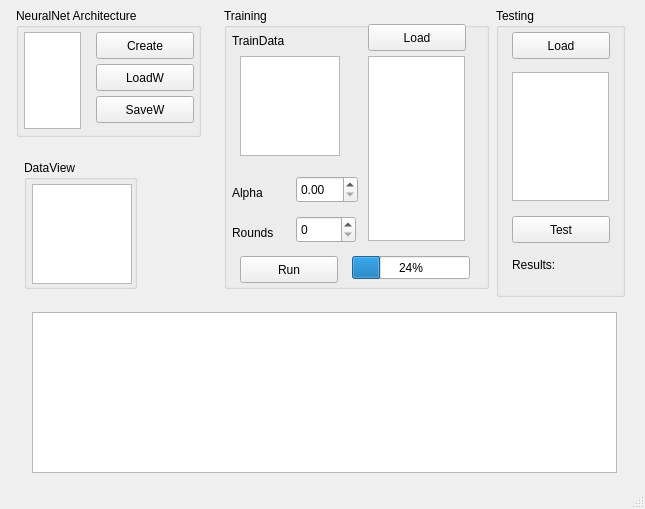
The window that NeuralNet/mainwindow.ui (mhozza/seminarNN) describes before a commit, drawn with Qt 5.
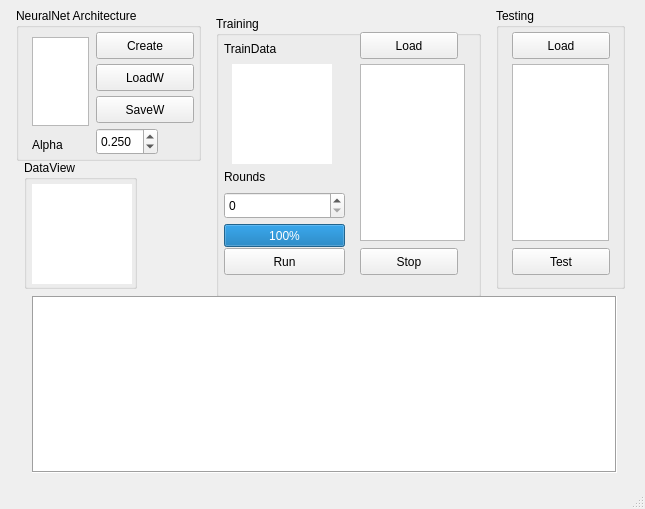
The same window after the commit.

Diff of the .ui file:
```diff
--- a/NeuralNet/mainwindow.ui
+++ b/NeuralNet/mainwindow.ui
@@ -20,7 +20,7 @@
       <x>16</x>
       <y>8</y>
       <width>185</width>
-      <height>129</height>
+      <height>153</height>
      </rect>
     </property>
     <property name="title">
@@ -39,17 +39,7 @@
       <string>Create</string>
      </property>
     </widget>
-    <widget class="QTextEdit" name="textEdit">
-     <property name="geometry">
-      <rect>
-       <x>8</x>
-       <y>24</y>
-       <width>57</width>
-       <height>97</height>
-      </rect>
-     </property>
-    </widget>
-    <widget class="QPushButton" name="pushButton_6">
+    <widget class="QPushButton" name="pbLoadW">
      <property name="geometry">
       <rect>
        <x>80</x>
@@ -75,44 +65,30 @@
       <string>SaveW</string>
      </property>
     </widget>
-   </widget>
-   <widget class="QGroupBox" name="groupBox_3">
-    <property name="geometry">
-     <rect>
-      <x>224</x>
-      <y>8</y>
-      <width>265</width>
-      <height>281</height>
-     </rect>
-    </property>
-    <property name="title">
-     <string>Training</string>
-    </property>
-    <widget class="QSpinBox" name="spinBox">
+    <widget class="QDoubleSpinBox" name="alphaSB">
      <property name="geometry">
       <rect>
-       <x>72</x>
-       <y>208</y>
-       <width>60</width>
-       <height>27</height>
-      </rect>
-     </property>
-    </widget>
-    <widget class="QDoubleSpinBox" name="doubleSpinBox">
-     <property name="geometry">
-      <rect>
-       <x>72</x>
-       <y>168</y>
+       <x>80</x>
+       <y>120</y>
        <width>62</width>
        <height>27</height>
       </rect>
      </property>
+     <property name="decimals">
+      <number>3</number>
+     </property>
+     <property name="singleStep">
+      <double>0.050000000000000</double>
+     </property>
+     <property name="value">
+      <double>0.250000000000000</double>
+     </property>
     </widget>
     <widget class="QLabel" name="label">
      <property name="geometry">
       <rect>
-       <x>8</x>
-       <y>176</y>
+       <x>16</x>
+       <y>128</y>
        <width>49</width>
        <height>17</height>
       </rect>
@@ -121,11 +97,50 @@
       <string>Alpha</string>
      </property>
     </widget>
+    <widget class="QPlainTextEdit" name="neteorkParamsTE">
+     <property name="geometry">
+      <rect>
+       <x>16</x>
+       <y>29</y>
+       <width>57</width>
+       <height>89</height>
+      </rect>
+     </property>
+    </widget>
+   </widget>
+   <widget class="QGroupBox" name="groupBox_3">
+    <property name="geometry">
+     <rect>
+      <x>216</x>
+      <y>16</y>
+      <width>265</width>
+      <height>281</height>
+     </rect>
+    </property>
+    <property name="title">
+     <string>Training</string>
+    </property>
+    <widget class="QSpinBox" name="roundsSB">
+     <property name="geometry">
+      <rect>
+       <x>8</x>
+       <y>176</y>
+       <width>121</width>
+       <height>27</height>
+      </rect>
+     </property>
+     <property name="maximum">
+      <number>10000</number>
+     </property>
+     <property name="singleStep">
+      <number>10</number>
+     </property>
+    </widget>
     <widget class="QLabel" name="label_2">
      <property name="geometry">
       <rect>
        <x>8</x>
-       <y>216</y>
+       <y>152</y>
        <width>57</width>
        <height>17</height>
       </rect>
@@ -137,9 +152,9 @@
     <widget class="QPushButton" name="pushButton_3">
      <property name="geometry">
       <rect>
-       <x>16</x>
-       <y>248</y>
-       <width>98</width>
+       <x>8</x>
+       <y>232</y>
+       <width>121</width>
        <height>27</height>
       </rect>
      </property>
@@ -156,6 +171,20 @@
        <height>100</height>
       </rect>
      </property>
+     <property name="frameShape">
+      <enum>QFrame::NoFrame</enum>
+     </property>
+     <property name="lineWidth">
+      <number>0</number>
+     </property>
+     <property name="sceneRect">
+      <rectf>
+       <x>0.000000000000000</x>
+       <y>0.000000000000000</y>
+       <width>100.000000000000000</width>
+       <height>100.000000000000000</height>
+      </rectf>
+     </property>
     </widget>
     <widget class="QLabel" name="label_3">
      <property name="geometry">
@@ -183,27 +212,40 @@
       <string>Load</string>
      </property>
     </widget>
-    <widget class="QListView" name="listView">
-     <property name="geometry">
-      <rect>
-       <x>144</x>
-       <y>48</y>
-       <width>97</width>
-       <height>185</height>
-      </rect>
-     </property>
-    </widget>
     <widget class="QProgressBar" name="progressBar">
      <property name="geometry">
       <rect>
-       <x>128</x>
-       <y>248</y>
-       <width>118</width>
+       <x>8</x>
+       <y>208</y>
+       <width>121</width>
        <height>23</height>
       </rect>
      </property>
      <property name="value">
-      <number>24</number>
+      <number>100</number>
+     </property>
+    </widget>
+    <widget class="QListWidget" name="trainDataLW">
+     <property name="geometry">
+      <rect>
+       <x>144</x>
+       <y>48</y>
+       <width>105</width>
+       <height>177</height>
+      </rect>
+     </property>
+    </widget>
+    <widget class="QPushButton" name="stopPB">
+     <property name="geometry">
+      <rect>
+       <x>144</x>
+       <y>232</y>
+       <width>98</width>
+       <height>27</height>
+      </rect>
+     </property>
+     <property name="text">
+      <string>Stop</string>
      </property>
     </widget>
    </widget>
@@ -213,23 +255,13 @@
       <x>496</x>
       <y>8</y>
       <width>129</width>
-      <height>289</height>
+      <height>281</height>
      </rect>
     </property>
     <property name="title">
      <string>Testing</string>
     </property>
-    <widget class="QListView" name="listView_2">
-     <property name="geometry">
-      <rect>
-       <x>16</x>
-       <y>64</y>
-       <width>97</width>
-       <height>129</height>
-      </rect>
-     </property>
-    </widget>
-    <widget class="QPushButton" name="pushButton_4">
+    <widget class="QPushButton" name="loadTestDataPB">
      <property name="geometry">
       <rect>
        <x>16</x>
@@ -246,7 +278,7 @@
      <property name="geometry">
       <rect>
        <x>16</x>
-       <y>208</y>
+       <y>240</y>
        <width>98</width>
        <height>27</height>
       </rect>
@@ -255,18 +287,15 @@
       <string>Test</string>
      </property>
     </widget>
-    <widget class="QLabel" name="label_4">
+    <widget class="QListWidget" name="testDataLW">
      <property name="geometry">
       <rect>
        <x>16</x>
-       <y>248</y>
-       <width>66</width>
-       <height>17</height>
+       <y>56</y>
+       <width>97</width>
+       <height>177</height>
       </rect>
      </property>
-     <property name="text">
-      <string>Results:</string>
-     </property>
     </widget>
    </widget>
    <widget class="QGroupBox" name="groupBox">
@@ -290,17 +319,31 @@
        <height>100</height>
       </rect>
      </property>
+     <property name="frameShape">
+      <enum>QFrame::NoFrame</enum>
+     </property>
+     <property name="sceneRect">
+      <rectf>
+       <x>0.000000000000000</x>
+       <y>0.000000000000000</y>
+       <width>100.000000000000000</width>
+       <height>100.000000000000000</height>
+      </rectf>
+     </property>
     </widget>
    </widget>
    <widget class="QGraphicsView" name="graphicsView_3">
     <property name="geometry">
      <rect>
       <x>32</x>
-      <y>312</y>
+      <y>296</y>
       <width>585</width>
-      <height>161</height>
+      <height>177</height>
      </rect>
     </property>
+    <property name="frameShape">
+     <enum>QFrame::Box</enum>
+    </property>
    </widget>
   </widget>
   <widget class="QStatusBar" name="statusbar"/>
```
Left out of the diff: 14 changed lines with no effect on the pictures.
